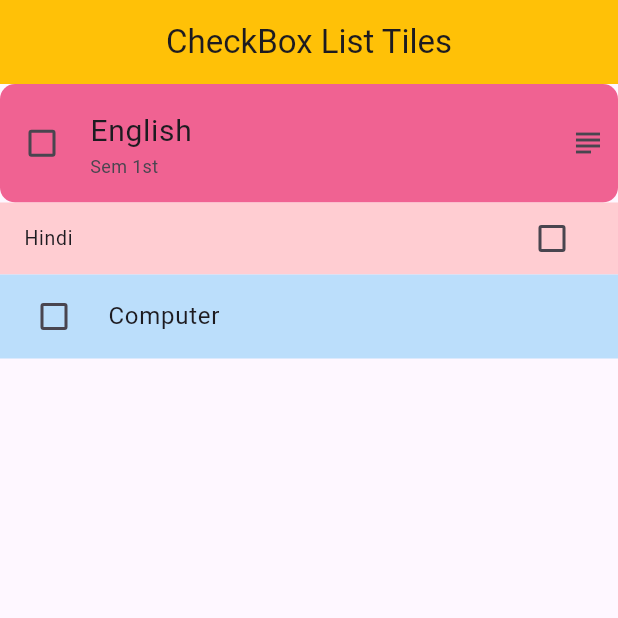
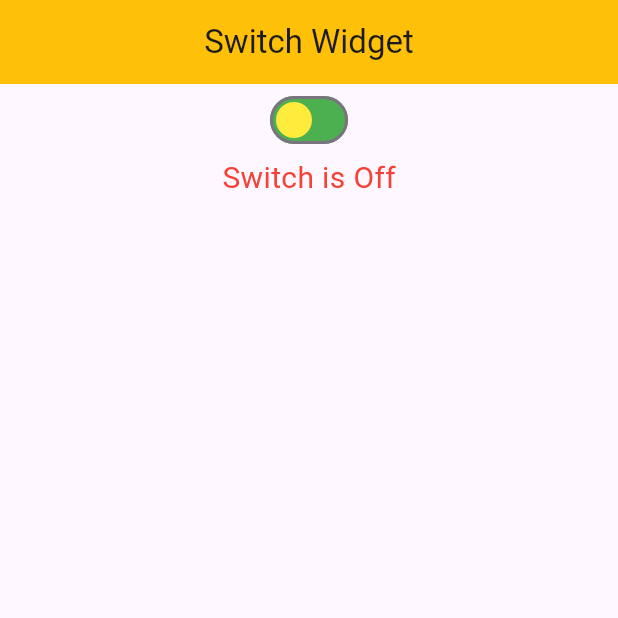
Before and after one commit to Ajkaushik9045/flutter_basics, a Flutter app: the screen it shows after launch, on a phone screen of 412 x 824 dp, the top half of it. Run offline on Flutter 3.47's test engine with Material 3 defaults, Android fonts, the phone set to English and light mode, and no system bars; our stand-ins replace cached_network_image, device_preview.

Commit message:
Switch Widget

```diff
--- a/lib/Flutter_Widgets/Input_Widgets/check_box_list_tile.dart
+++ b/lib/Flutter_Widgets/Input_Widgets/check_box_list_tile.dart
@@ -60,7 +60,7 @@ class _CheckBoxListTileState extends State<CheckBoxListTileWidget> {
           // CheckboxListTile for "Hindi"
           CheckboxListTile(
             title: const Text("Hindi"),
-            tileColor: Colors.red[100],
+            selectedTileColor:Colors.red[100] ,
             value: hindi,
             onChanged: (value) {
               setState(() {
--- /dev/null
+++ b/lib/Flutter_Widgets/Input_Widgets/switch_widget.dart
@@ -0,0 +1,66 @@
+import 'package:flutter/gestures.dart';
+import 'package:flutter/material.dart';
+
+class SwitchWidget extends StatefulWidget {
+  const SwitchWidget({super.key});
+
+  @override
+  State<SwitchWidget> createState() => _SwitchWidgetState();
+}
+
+class _SwitchWidgetState extends State<SwitchWidget> {
+  // This variable holds the state of the switch (on/off).
+  bool isSwitch = false;
+
+  @override
+  Widget build(BuildContext context) {
+    return Scaffold(
+      appBar: AppBar(
+        title: const Text("Switch Widget"),
+        centerTitle: true,
+        backgroundColor: Colors.amber,
+      ),
+      body: Column(
+        children: [
+          Align(
+            alignment: Alignment.center,
+            child: Switch(
+              // The current state of the switch
+              value: isSwitch,
+              // Callback when the switch is toggled
+              onChanged: (value) {
+                setState(() {
+                  isSwitch = value; // Update the state
+                });
+              },
+              // Color of the switch when it's active (ON)
+              activeColor: Colors.brown,
+              // Color of the switch when hovered (useful for desktop/web)
+              hoverColor: Colors.blue,
+              // Color of the thumb (the circular part of the switch)
+              thumbColor: const WidgetStatePropertyAll(Colors.yellow),
+              // Color of the track (background of the switch)
+              trackColor: const WidgetStatePropertyAll(Colors.green),
+              // Color of the thumb when the switch is inactive (OFF)
+              inactiveThumbColor: Colors.red,
+              // How drag gestures should be handled
+              dragStartBehavior: DragStartBehavior.down,
+              // Minimum size for the touch target (useful for accessibility)
+              materialTapTargetSize: MaterialTapTargetSize.padded,
+              // Color of the thumb image when the switch is active (optional)
+              activeThumbImage: const AssetImage('assets/images/active_thumb.png'),
+              // Color of the thumb image when the switch is inactive (optional)
+              inactiveThumbImage: const AssetImage('assets/images/inactive_thumb.png'),
+            ),
+          ),
+          // Text widget to display the current state of the switch
+          Text(
+            isSwitch ? "Switch is On" : "Switch is Off",
+            style: TextStyle(
+                fontSize: 20, color: isSwitch ? Colors.green : Colors.red),
+          ),
+        ],
+      ),
+    );
+  }
+}
--- a/lib/main.dart
+++ b/lib/main.dart
@@ -19,6 +19,7 @@ import 'package:flutter_basics/Flutter_Widgets/Input_Widgets/checkBox_widget.dar
 import 'package:flutter_basics/Flutter_Widgets/Input_Widgets/check_box_list_tile.dart';
 import 'package:flutter_basics/Flutter_Widgets/Input_Widgets/radio_list_tiles.dart';
 import 'package:flutter_basics/Flutter_Widgets/Input_Widgets/radio_widget.dart';
+import 'package:flutter_basics/Flutter_Widgets/Input_Widgets/switch_widget.dart';
 import 'package:flutter_basics/Flutter_Widgets/Input_Widgets/textfield_widget.dart';
 import 'package:flutter_basics/Flutter_Widgets/Layout_Widgets/expanded_widget.dart';
 import 'package:flutter_basics/Flutter_Widgets/Layout_Widgets/flexible_widget.dart';
@@ -47,7 +48,7 @@ class MyApp extends StatelessWidget {
   Widget build(BuildContext context) {
     return const MaterialApp(
       debugShowCheckedModeBanner: false,
-      home: CheckBoxListTileWidget(),
+      home: SwitchWidget(),
     );
   }
 }
```
